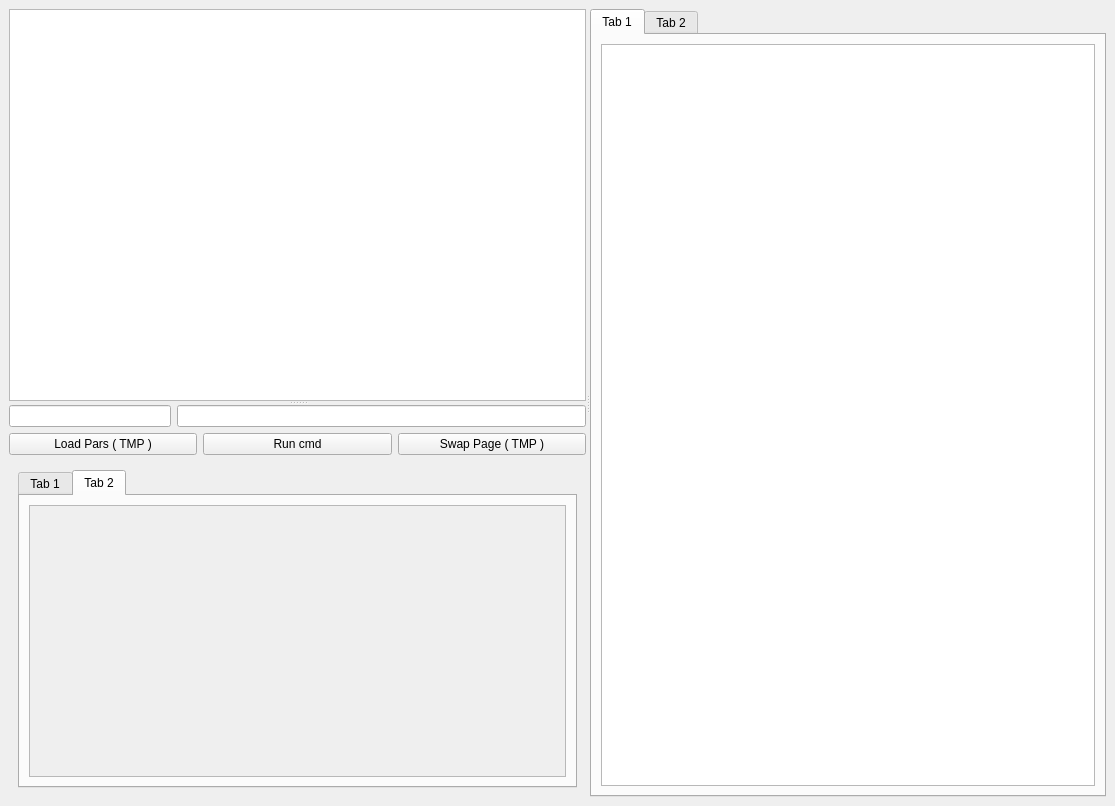
Old version of the form src/client/client.ui in the repository ccp4/DUI2.
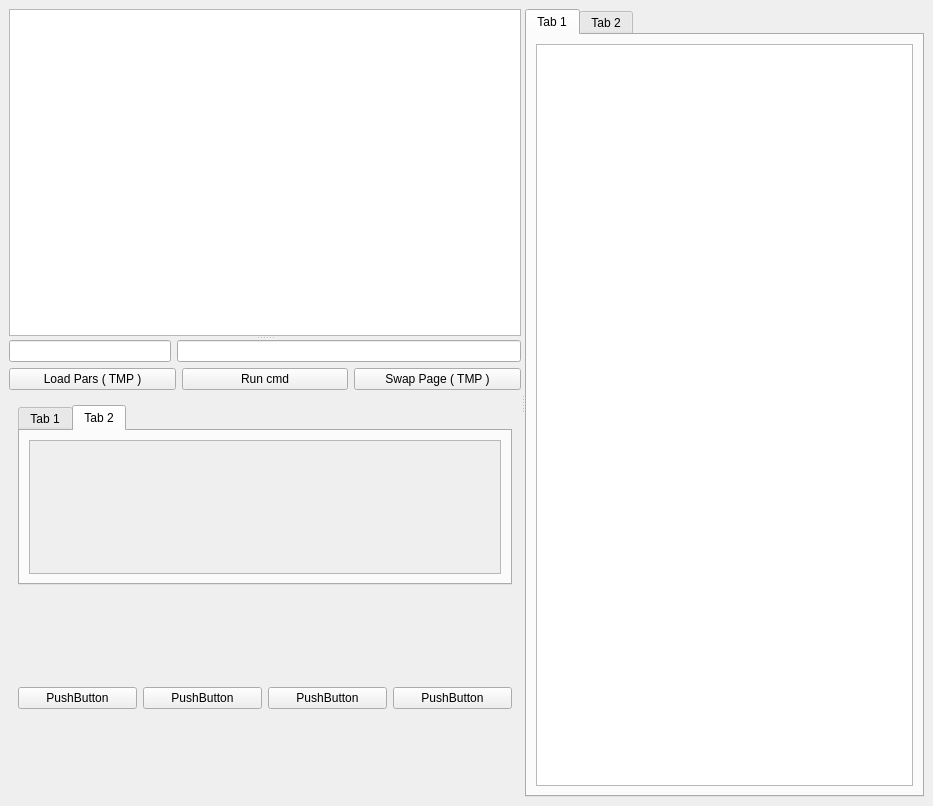
New version of the form. The open tabs and pages were chosen to show the change.

Commit message: connecting new multi page widget

What changed in the file:
```diff
--- a/src/client/client.ui
+++ b/src/client/client.ui
@@ -6,7 +6,7 @@
    <rect>
     <x>0</x>
     <y>0</y>
-    <width>1115</width>
+    <width>933</width>
     <height>806</height>
    </rect>
   </property>
@@ -14,8 +14,8 @@
    <string>MainWindow</string>
   </property>
   <widget class="QWidget" name="centralwidget">
-   <layout class="QHBoxLayout" name="horizontalLayout_5">
-    <item>
+   <layout class="QGridLayout" name="gridLayout">
+    <item row="0" column="0">
      <widget class="QSplitter" name="splitter_2">
       <property name="orientation">
        <enum>Qt::Horizontal</enum>
@@ -96,7 +96,13 @@
             </layout>
            </widget>
            <widget class="QWidget" name="DualTabParamsPage">
-            <layout class="QHBoxLayout" name="horizontalLayout_4">
+            <property name="minimumSize">
+             <size>
+              <width>0</width>
+              <height>166</height>
+             </size>
+            </property>
+            <layout class="QVBoxLayout" name="verticalLayout_5">
              <item>
               <widget class="QTabWidget" name="DualTabParamsWidget">
                <property name="currentIndex">
@@ -106,7 +112,7 @@
                 <attribute name="title">
                  <string>Tab 1</string>
                 </attribute>
-                <layout class="QHBoxLayout" name="horizontalLayout_9">
+                <layout class="QVBoxLayout" name="verticalLayout_2">
                  <item>
                   <widget class="QScrollArea" name="scrollAreaSimpleParams">
                    <property name="widgetResizable">
@@ -130,7 +136,7 @@
                 <attribute name="title">
                  <string>Tab 2</string>
                 </attribute>
-                <layout class="QHBoxLayout" name="horizontalLayout_10">
+                <layout class="QVBoxLayout" name="verticalLayout_3">
                  <item>
                   <widget class="QScrollArea" name="scrollAreaAdavancedParams">
                    <property name="widgetResizable">
@@ -141,8 +147,8 @@
                      <rect>
                       <x>0</x>
                       <y>0</y>
-                      <width>547</width>
-                      <height>270</height>
+                      <width>98</width>
+                      <height>28</height>
                      </rect>
                     </property>
                    </widget>
@@ -156,6 +162,88 @@
            </widget>
           </widget>
          </item>
+         <item>
+          <widget class="QStackedWidget" name="NextCommadStackedWidget">
+           <property name="currentIndex">
+            <number>0</number>
+           </property>
+           <widget class="QWidget" name="Next2importButtons">
+            <layout class="QHBoxLayout" name="horizontalLayout_7">
+             <item>
+              <widget class="QPushButton" name="pushButton_2">
+               <property name="text">
+                <string>PushButton</string>
+               </property>
+              </widget>
+             </item>
+             <item>
+              <widget class="QPushButton" name="pushButton">
+               <property name="text">
+                <string>PushButton</string>
+               </property>
+              </widget>
+             </item>
+            </layout>
+           </widget>
+           <widget class="QWidget" name="Next2indexButtons">
+            <layout class="QHBoxLayout" name="horizontalLayout_8">
+             <item>
+              <widget class="QPushButton" name="pushButton_3">
+               <property name="text">
+                <string>PushButton</string>
+               </property>
+              </widget>
+             </item>
+             <item>
+              <widget class="QPushButton" name="pushButton_7">
+               <property name="text">
+                <string>PushButton</string>
+               </property>
+              </widget>
+             </item>
+             <item>
+              <widget class="QPushButton" name="pushButton_4">
+               <property name="text">
+                <string>PushButton</string>
+               </property>
+              </widget>
+             </item>
+            </layout>
+           </widget>
+           <widget class="QWidget" name="Next2integrateButtons">
+            <layout class="QHBoxLayout" name="horizontalLayout_9">
+             <item>
+              <widget class="QPushButton" name="pushButton_5">
+               <property name="text">
+                <string>PushButton</string>
+               </property>
+              </widget>
+             </item>
+             <item>
+              <widget class="QPushButton" name="pushButton_9">
+               <property name="text">
+                <string>PushButton</string>
+               </property>
+              </widget>
+             </item>
+             <item>
+              <widget class="QPushButton" name="pushButton_8">
+               <property name="text">
+                <string>PushButton</string>
+               </property>
+              </widget>
+             </item>
+             <item>
+              <widget class="QPushButton" name="pushButton_6">
+               <property name="text">
+                <string>PushButton</string>
+               </property>
+              </widget>
+             </item>
+            </layout>
+           </widget>
+          </widget>
+         </item>
         </layout>
        </widget>
       </widget>
```
Left out of the diff: 10 changed lines with no effect on the pictures. The commit also changes 1 other file.
